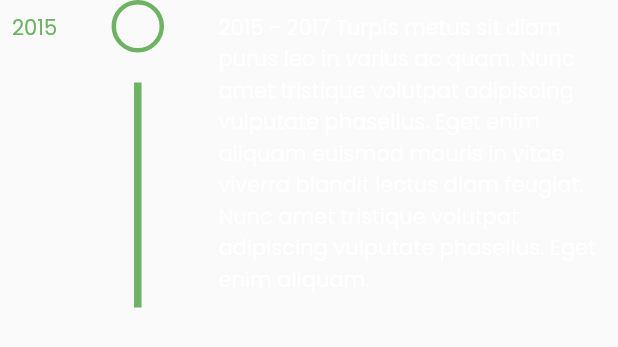
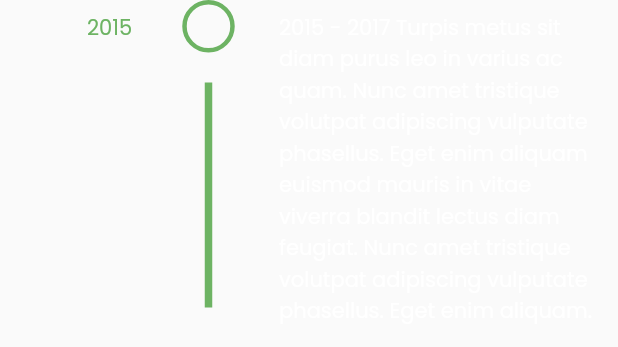
Before and after one commit to MuhammadJawad98/responsive_porfolio, a Flutter app: the ExperienceTile widget shown alone on an empty page, opened directly, on a phone screen of 412 x 824 dp. Shown: the top 347 px of the screen. Run offline on Flutter 3.47's test engine with Material 2 defaults, Android fonts, the phone set to English and light mode, and no system bars; our stand-ins replace get, google_fonts.

Commit message:
linear chart section

```diff
--- a/lib/main.dart
+++ b/lib/main.dart
@@ -86,7 +86,7 @@ class MainScreen extends StatelessWidget {
                 child: Container(
                   width: double.infinity,
                   height: double.infinity,
-                  color: AppColors.greyColor,
+                  color: AppColors.greyDarkColor,
                   padding: const EdgeInsets.only(top: 150.0),
                   child: const DesktopDrawer(),
                 )),
--- a/lib/utils/colors.dart
+++ b/lib/utils/colors.dart
@@ -1,7 +1,8 @@
 import 'package:flutter/material.dart';
 
 class AppColors{
-  static const Color greyColor = Color(0Xff232329);
+  static const Color greyColor = Color(0Xff2F2E38);
+  static const Color greyDarkColor = Color(0Xff232329);
   static const Color greenColor = Color(0Xff6DB363);
   static const Color whiteColor = Color(0Xffffffff);
   static const Color transparentColor = Colors.transparent;
--- a/lib/widgets/experience_tile.dart
+++ b/lib/widgets/experience_tile.dart
@@ -17,10 +17,16 @@ final bool isLast;
 
 class _ExperienceTileState extends State<ExperienceTile> {
   bool isHovered = false;
+  double leftPadding=50.0;
 
   hoverActivation(hoverState) {
     setState(() {
       isHovered = hoverState;
+      if(hoverState){
+        leftPadding=25.0;
+      }else{
+        leftPadding=50.0;
+      }
     });
   }
 
@@ -36,7 +42,12 @@ class _ExperienceTileState extends State<ExperienceTile> {
       child: Row(
         crossAxisAlignment: CrossAxisAlignment.start,
         children: [
-           TitleText(text: widget.title),
+           SizedBox(width: 100,
+             child: Padding(
+               padding: EdgeInsets.only(left: leftPadding),
+               child: TitleText(text: widget.title, ),
+             ),
+           ),
           Expanded(
               flex: 1,
               child: Column(
--- a/lib/widgets/title_text.dart
+++ b/lib/widgets/title_text.dart
@@ -2,11 +2,17 @@ import 'package:flutter/material.dart';
 import 'package:portfolio/utils/colors.dart';
 
 class TitleText extends StatelessWidget {
-  const TitleText({Key? key, required this.text, this.fontSize,this.fontWeight})
+  const TitleText(
+      {Key? key,
+      required this.text,
+      this.fontSize,
+      this.fontWeight,
+      this.textAlign})
       : super(key: key);
   final String text;
   final double? fontSize;
   final FontWeight? fontWeight;
+  final TextAlign? textAlign;
 
   @override
   Widget build(BuildContext context) {
@@ -14,7 +20,11 @@ class TitleText extends StatelessWidget {
       padding: const EdgeInsets.all(8.0),
       child: Text(
         text,
-        style: TextStyle(color: AppColors.greenColor, fontSize: fontSize,fontWeight: fontWeight),
+        textAlign: textAlign,
+        style: TextStyle(
+            color: AppColors.greenColor,
+            fontSize: fontSize,
+            fontWeight: fontWeight),
       ),
     );
   }
--- a/pubspec.yaml
+++ b/pubspec.yaml
@@ -32,6 +32,7 @@ dependencies:
   flutter_vector_icons: ^1.0.0
   get: ^4.6.1
   google_fonts: ^2.1.0
+  syncfusion_flutter_charts: ^19.4.38
 
 
   # The following adds the Cupertino Icons font to your application.
```
Also changed, not shown: lib/views/desktop/desktop_drawer.dart (+4 -4 lines), lib/views/desktop/introduction.dart (+41 -9 lines), lib/widgets/linear_chart.dart (added, +52 -0 lines), pubspec.lock.
